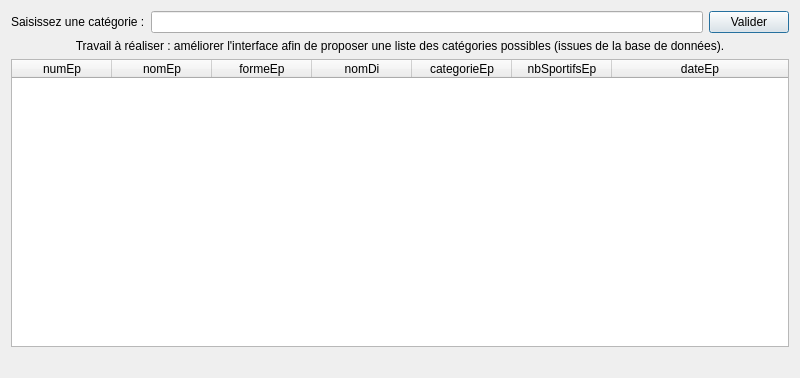
Drusstroyer/cebd-jo-2022-master, file gui/fct_comp_1.ui: the form before one commit.
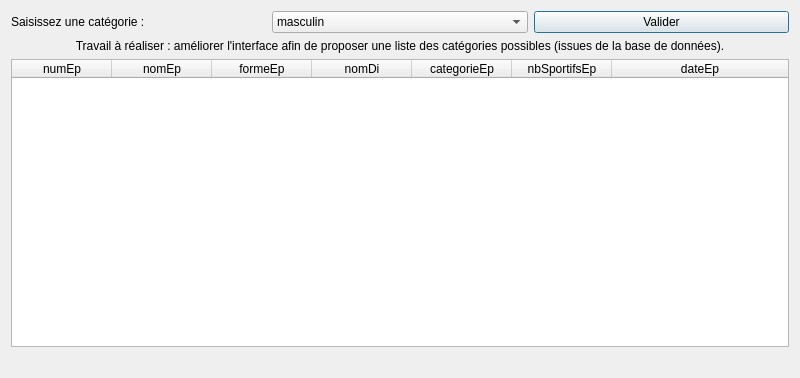
The form after the commit.

Commit message: Commiting attempt at comboBox

What changed in the file:
```diff
--- a/gui/fct_comp_1.ui
+++ b/gui/fct_comp_1.ui
@@ -24,7 +24,26 @@
       </widget>
      </item>
      <item>
-      <widget class="QLineEdit" name="lineEdit_fct_comp_1"/>
+      <widget class="QComboBox" name="comboBox_fct_comp_1">
+       <property name="editable">
+        <bool>false</bool>
+       </property>
+       <item>
+        <property name="text">
+         <string>masculin</string>
+        </property>
+       </item>
+       <item>
+        <property name="text">
+         <string>feminin</string>
+        </property>
+       </item>
+       <item>
+        <property name="text">
+         <string>mixte</string>
+        </property>
+       </item>
+      </widget>
      </item>
      <item>
       <widget class="QPushButton" name="valider_fct_comp_1">
```
Left out of the diff: 52 changed lines with no effect on the pictures. The commit also changes 3 other files.
